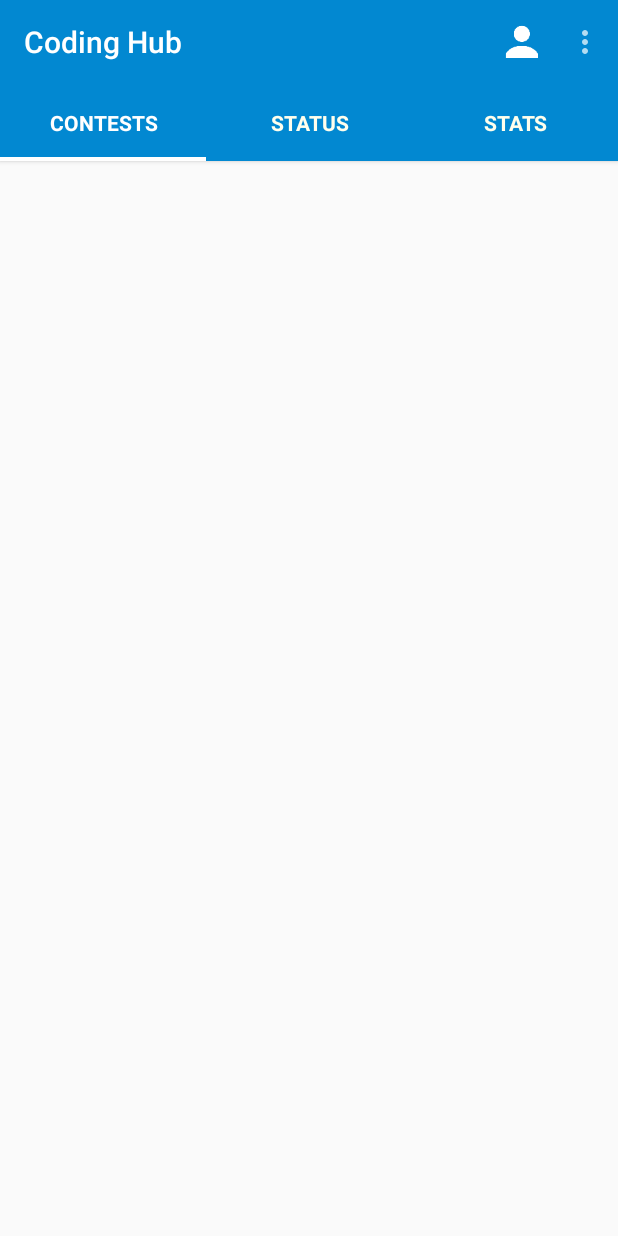
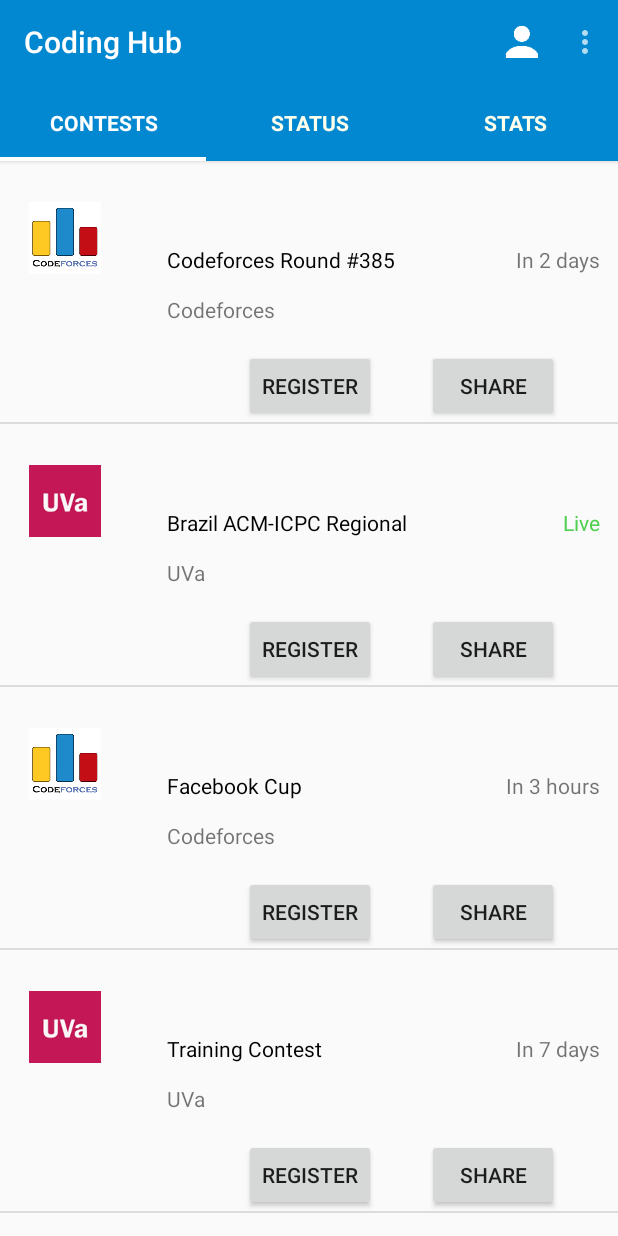
Before and after one commit to hereismari/CodingHub, an Android app: the screen it shows after launch (MenuActivity), on a phone screen of 412 x 824 dp. Run offline under Robolectric (Android 15) with nearby library versions, the phone set to English and light mode, and no system bars.

Commit message:
Lista de Contests

```diff
--- a/app/src/main/java/com/es/codinghub/app/ContestAdapter.java
+++ b/app/src/main/java/com/es/codinghub/app/ContestAdapter.java
@@ -1,19 +1,53 @@
 package com.es.codinghub.app;
 
 import android.content.Context;
+import android.view.LayoutInflater;
 import android.view.View;
 import android.view.ViewGroup;
 import android.widget.ArrayAdapter;
+import android.widget.Button;
+import android.widget.ImageView;
+import android.widget.TextView;
 
-import java.util.List;
+import java.util.ArrayList;
 
 public class ContestAdapter extends ArrayAdapter<ContestView> {
-    public ContestAdapter(Context context, List<ContestView> objects) {
+
+    private Context mContext;
+    private ArrayList<ContestView> list;
+
+    public ContestAdapter(Context context, ArrayList<ContestView> objects) {
         super(context, 0, objects);
+        mContext = context;
+        list = objects;
     }
 
     @Override
     public View getView(int position, View convertView, ViewGroup parent) {
-        return super.getView(position, convertView, parent);
+        ContestView contPosition = this.list.get(position);
+
+        convertView = LayoutInflater.from(this.mContext).inflate(R.layout.contest, null);
+
+        ImageView judgeImage = (ImageView) convertView.findViewById(R.id.imageView4);
+        judgeImage.setImageResource(contPosition.getJudgeImage());
+
+        TextView contestName = (TextView) convertView.findViewById(R.id.textView4);
+        contestName.setText(contPosition.getContestName());
+
+        TextView judgeName = (TextView) convertView.findViewById(R.id.textView5);
+        judgeName.setText(contPosition.getJudgeName());
+
+        TextView startTime = (TextView) convertView.findViewById(R.id.textView6);
+        startTime.setText(contPosition.getTimeToStart());
+        if (contPosition.getTimeToStart().equals("Live"))
+            startTime.setTextColor(mContext.getResources().getColor(R.color.mat_light_green));
+
+        Button registerB = (Button) convertView.findViewById(R.id.button);
+        registerB.setText("Register");
+
+        Button shareB = (Button) convertView.findViewById(R.id.button2);
+        shareB.setText("Share");
+
+        return convertView;
     }
 }
--- a/app/src/main/java/com/es/codinghub/app/ContestView.java
+++ b/app/src/main/java/com/es/codinghub/app/ContestView.java
@@ -2,4 +2,47 @@ package com.es.codinghub.app;
 
 public class ContestView {
 
+    private int judgeImage;
+    private String contestName;
+    private String judgeName;
+    private String timeToStart;
+
+    public ContestView(int image, String contest, String judge, String start) {
+        judgeImage = image;
+        contestName = contest;
+        judgeName = judge;
+        timeToStart = start;
+    }
+
+    public String getTimeToStart() {
+        return timeToStart;
+    }
+
+    public void setTimeToStart(String timeToStart) {
+        this.timeToStart = timeToStart;
+    }
+
+    public int getJudgeImage() {
+        return judgeImage;
+    }
+
+    public String getContestName() {
+        return contestName;
+    }
+
+    public String getJudgeName() {
+        return judgeName;
+    }
+
+    public void setJudgeName(String judgeName) {
+        this.judgeName = judgeName;
+    }
+
+    public void setContestName(String contestName) {
+        this.contestName = contestName;
+    }
+
+    public void setJudgeImage(int judgeImage) {
+        this.judgeImage = judgeImage;
+    }
 }
--- /dev/null
+++ b/app/src/main/java/com/es/codinghub/app/ContestsList.java
@@ -0,0 +1,46 @@
+package com.es.codinghub.app;
+
+import android.os.Bundle;
+import android.support.annotation.Nullable;
+import android.support.v4.app.Fragment;
+import android.view.LayoutInflater;
+import android.view.View;
+import android.view.ViewGroup;
+import android.widget.ListView;
+
+import java.util.ArrayList;
+
+public class ContestsList extends Fragment {
+
+    @Override
+    public View onCreateView(LayoutInflater inflater, @Nullable ViewGroup container, @Nullable Bundle savedInstanceState) {
+        View v = inflater.inflate(R.layout.contests_list,container,false);
+
+        ArrayList<ContestView> list = new ArrayList<ContestView>();
+
+        ContestView a = new ContestView(R.drawable.ic_codeforces,
+                "Codeforces Round #385","Codeforces", "In 2 days");
+        ContestView b = new ContestView(R.drawable.ic_uva,
+                "Brazil ACM-ICPC Regional","UVa", "Live");
+        ContestView c = new ContestView(R.drawable.ic_codeforces,
+                "Facebook Cup","Codeforces", "In 3 hours");
+        ContestView d = new ContestView(R.drawable.ic_uva,
+                "Training Contest","UVa", "In 7 days");
+        ContestView e = new ContestView(R.drawable.ic_codeforces,
+                "Surprise Language Round","Codeforces", "Live");
+
+        list.add(a);
+        list.add(b);
+        list.add(c);
+        list.add(d);
+        list.add(e);
+
+        ContestAdapter adapter = new ContestAdapter(getActivity(), list);
+
+        ListView listView = (ListView) v.findViewById(R.id.cont_list);
+
+        listView.setAdapter(adapter);
+
+        return v;
+    }
+}
--- a/app/src/main/java/com/es/codinghub/app/Tab2.java
+++ b/app/src/main/java/com/es/codinghub/app/SubmissionsList.java
@@ -6,28 +6,25 @@ import android.support.v4.app.Fragment;
 import android.view.LayoutInflater;
 import android.view.View;
 import android.view.ViewGroup;
-import android.widget.ArrayAdapter;
-import android.widget.Button;
-import android.widget.ListAdapter;
 import android.widget.ListView;
 
 import java.util.ArrayList;
 
-public class Tab2 extends Fragment {
+public class SubmissionsList extends Fragment {
 
     @Override
     public View onCreateView(LayoutInflater inflater, @Nullable ViewGroup container, @Nullable Bundle savedInstanceState) {
-        View v = inflater.inflate(R.layout.tab_2,container,false);
+        View v = inflater.inflate(R.layout.submissions_list,container,false);
 
         ArrayList<SubmissionView> list = new ArrayList<SubmissionView>();
 
         SubmissionView a = new SubmissionView(R.drawable.ic_codeforces,
                 "Hardest Problem","C++ 11", R.drawable.accepted);
-        SubmissionView b = new SubmissionView(R.drawable.ic_codeforces,
+        SubmissionView b = new SubmissionView(R.drawable.ic_uva,
                 "Blablabla","Python 3", R.drawable.wrong_answer);
         SubmissionView c = new SubmissionView(R.drawable.ic_codeforces,
                 "Vanya And ES","C++", R.drawable.wrong_answer);
-        SubmissionView d = new SubmissionView(R.drawable.ic_codeforces,
+        SubmissionView d = new SubmissionView(R.drawable.ic_uva,
                 "BIRL","C++ 11", R.drawable.accepted);
         SubmissionView e = new SubmissionView(R.drawable.ic_codeforces,
                 "FFT","C++ 11", R.drawable.time_limit_exceed);
@@ -40,7 +37,7 @@ public class Tab2 extends Fragment {
 
         SubmissionAdapter adapter = new SubmissionAdapter(getActivity(), list);
 
-        ListView listView = (ListView) v.findViewById(R.id.listv);
+        ListView listView = (ListView) v.findViewById(R.id.subs_list);
 
         listView.setAdapter(adapter);
 
--- a/app/src/main/java/com/es/codinghub/app/Tab1.java
+++ /dev/null
@@ -1,17 +0,0 @@
-package com.es.codinghub.app;
-
-import android.os.Bundle;
-import android.support.annotation.Nullable;
-import android.support.v4.app.Fragment;
-import android.view.LayoutInflater;
-import android.view.View;
-import android.view.ViewGroup;
-
-public class Tab1 extends Fragment {
-
-    @Override
-    public View onCreateView(LayoutInflater inflater, @Nullable ViewGroup container, @Nullable Bundle savedInstanceState) {
-        View v =inflater.inflate(R.layout.tab_1,container,false);
-        return v;
-    }
-}
--- a/app/src/main/java/com/es/codinghub/app/ViewPagerAdapter.java
+++ b/app/src/main/java/com/es/codinghub/app/ViewPagerAdapter.java
@@ -22,11 +22,11 @@ public class ViewPagerAdapter extends FragmentStatePagerAdapter {
     public Fragment getItem(int position) {
 
         if(position == 0) {
-            Tab1 tab1 = new Tab1();
+            ContestsList tab1 = new ContestsList();
             return tab1;
         }
         else if (position == 1) {
-            Tab2 tab2 = new Tab2();
+            SubmissionsList tab2 = new SubmissionsList();
             return tab2;
         }
         else {
--- /dev/null
+++ b/app/src/main/res/layout/contest.xml
@@ -0,0 +1,78 @@
+<?xml version="1.0" encoding="utf-8"?>
+<RelativeLayout xmlns:android="http://schemas.android.com/apk/res/android"
+    xmlns:app="http://schemas.android.com/apk/res-auto"
+    xmlns:tools="http://schemas.android.com/tools"
+    android:orientation="vertical" android:layout_width="match_parent"
+    android:layout_height="match_parent">
+
+    <ImageView
+        android:layout_width="wrap_content"
+        android:layout_height="wrap_content"
+        app:srcCompat="@android:color/darker_gray"
+        android:layout_alignParentTop="true"
+        android:layout_alignParentLeft="true"
+        android:layout_alignParentStart="true"
+        android:layout_marginLeft="19dp"
+        android:layout_marginStart="19dp"
+        android:layout_marginTop="27dp"
+        android:id="@+id/imageView4" />
+
+    <TextView
+        android:text="TextView"
+        android:layout_width="wrap_content"
+        android:layout_height="wrap_content"
+        android:layout_alignBottom="@+id/imageView4"
+        android:layout_toRightOf="@+id/imageView4"
+        android:layout_toEndOf="@+id/imageView4"
+        android:layout_marginLeft="44dp"
+        android:layout_marginStart="44dp"
+        android:id="@+id/textView4"
+        android:textColor="@android:color/black"
+        tools:textSize="24sp" />
+
+    <TextView
+        android:text="TextView"
+        android:layout_width="wrap_content"
+        android:layout_height="wrap_content"
+        android:layout_below="@+id/textView4"
+        android:layout_alignLeft="@+id/textView4"
+        android:layout_alignStart="@+id/textView4"
+        android:layout_marginTop="14dp"
+        android:id="@+id/textView5"
+        tools:textSize="24sp" />
+
+    <Button
+        android:text="Button"
+        android:layout_width="wrap_content"
+        android:layout_height="wrap_content"
+        android:layout_alignTop="@+id/button"
+        android:layout_alignParentRight="true"
+        android:layout_alignParentEnd="true"
+        android:layout_marginRight="39dp"
+        android:layout_marginEnd="39dp"
+        android:id="@+id/button2" />
+
+    <Button
+        android:text="Button"
+        android:layout_width="wrap_content"
+        android:layout_height="wrap_content"
+        android:layout_marginTop="17dp"
+        android:id="@+id/button"
+        android:layout_below="@+id/textView5"
+        android:layout_toLeftOf="@+id/button2"
+        android:layout_toStartOf="@+id/button2"
+        android:layout_marginRight="34dp"
+        android:layout_marginEnd="34dp" />
+
+    <TextView
+        android:text="TextView"
+        android:layout_width="wrap_content"
+        android:layout_height="wrap_content"
+        android:layout_above="@+id/textView5"
+        android:layout_alignParentRight="true"
+        android:layout_alignParentEnd="true"
+        android:layout_marginRight="12dp"
+        android:layout_marginEnd="12dp"
+        android:id="@+id/textView6" />
+
+</RelativeLayout>
--- a/app/src/main/res/layout/tab_2.xml
+++ b/app/src/main/res/layout/contests_list.xml
@@ -3,10 +3,12 @@
     android:layout_width="match_parent"
     android:layout_height="match_parent">
 
+
     <ListView
-        android:id="@+id/listv"
+        android:id="@+id/cont_list"
         android:layout_width="match_parent"
         android:layout_height="match_parent"
-        android:layout_centerHorizontal="true"
-        android:layout_marginTop="2dp" />
+        android:layout_alignParentTop="true"
+        android:layout_alignParentLeft="true"
+        android:layout_alignParentStart="true" />
 </RelativeLayout>
--- a/app/src/main/res/layout/tab_1.xml
+++ b/app/src/main/res/layout/submissions_list.xml
@@ -3,11 +3,10 @@
     android:layout_width="match_parent"
     android:layout_height="match_parent">
 
-
-    <ExpandableListView
+    <ListView
+        android:id="@+id/subs_list"
         android:layout_width="match_parent"
         android:layout_height="match_parent"
-        android:layout_alignParentTop="true"
-        android:layout_alignParentLeft="true"
-        android:layout_alignParentStart="true" />
+        android:layout_centerHorizontal="true"
+        android:layout_marginTop="2dp" />
 </RelativeLayout>
--- a/app/src/main/res/values/colors.xml
+++ b/app/src/main/res/values/colors.xml
@@ -1,6 +1,6 @@
 <?xml version="1.0" encoding="utf-8"?>
 <resources>
-    <color name="mat_light_blue">#0288d1</color>
+    <color name="mat_light_green">#50d050</color>
     <color name="ColorPrimary">#0288d1</color>
     <color name="ColorPrimaryDark">#0277bd</color>
     <color name="tabsScrollColor">#ffffff</color>
```
Also changed, not shown: app/src/main/res/drawable-hdpi/ic_uva.png (added), app/src/main/res/drawable-mdpi/ic_uva.png (added), app/src/main/res/drawable-xhdpi/ic_uva.png (added), app/src/main/res/drawable-xxhdpi/ic_uva.png (added).
